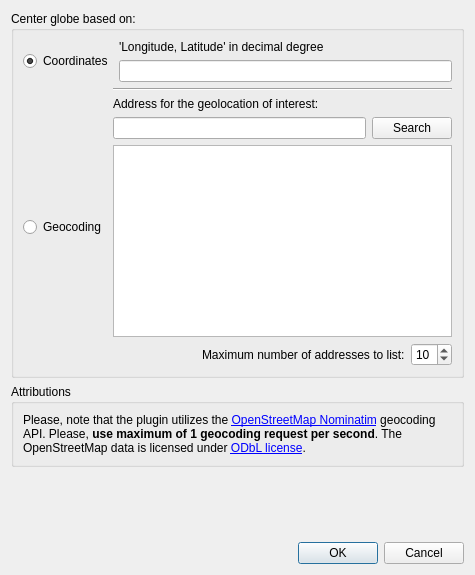
Above: globe_builder_dialog_base.ui from GispoCoding/GlobeBuilder before the change. Below: the same form after it.
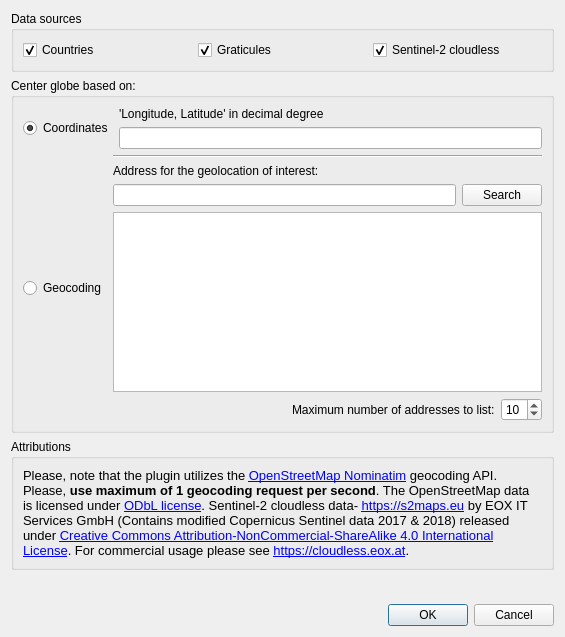
That is the form after the change. Icons and pictures are not drawn.

Commit message: Add new data sources: Graticules and Sentinel-2 cloudless

Patch:
```diff
--- a/globe_builder_dialog_base.ui
+++ b/globe_builder_dialog_base.ui
@@ -6,8 +6,8 @@
    <rect>
     <x>0</x>
     <y>0</y>
-    <width>475</width>
-    <height>575</height>
+    <width>565</width>
+    <height>637</height>
    </rect>
   </property>
   <property name="windowTitle">
@@ -15,10 +15,49 @@
   </property>
   <layout class="QVBoxLayout" name="verticalLayout_3">
    <item>
-    <layout class="QVBoxLayout" name="verticalLayoutMain" stretch="0,0,0">
+    <layout class="QVBoxLayout" name="verticalLayoutMain" stretch="0,0,0,0">
      <property name="sizeConstraint">
       <enum>QLayout::SetNoConstraint</enum>
      </property>
+     <item>
+      <widget class="QGroupBox" name="groupBox_3">
+       <property name="title">
+        <string>Data sources</string>
+       </property>
+       <layout class="QHBoxLayout" name="horizontalLayout_6">
+        <item>
+         <widget class="QCheckBox" name="checkBoxCountries">
+          <property name="text">
+           <string>Countries</string>
+          </property>
+          <property name="checked">
+           <bool>true</bool>
+          </property>
+         </widget>
+        </item>
+        <item>
+         <widget class="QCheckBox" name="checkBoxGraticules">
+          <property name="text">
+           <string>Graticules</string>
+          </property>
+          <property name="checked">
+           <bool>true</bool>
+          </property>
+         </widget>
+        </item>
+        <item>
+         <widget class="QCheckBox" name="checkBoxS2cloudless">
+          <property name="text">
+           <string>Sentinel-2 cloudless</string>
+          </property>
+          <property name="checked">
+           <bool>true</bool>
+          </property>
+         </widget>
+        </item>
+       </layout>
+      </widget>
+     </item>
      <item>
       <widget class="QGroupBox" name="groupBox_5">
        <property name="title">
@@ -170,11 +209,22 @@
         <item>
          <widget class="QLabel" name="label_5">
           <property name="text">
-           <string>&lt;html&gt;&lt;head/&gt;&lt;body&gt;&lt;p&gt;Please, note that the plugin utilizes the &lt;a href=&quot;https://wiki.openstreetmap.org/wiki/Nominatim&quot;&gt;&lt;span
-               style=&quot; text-decoration: underline; color:#0000ff;&quot;&gt;OpenStreetMap Nominatim&lt;/span&gt;&lt;/a&gt;
-               geocoding API. Please, &lt;span style=&quot; font-weight:600;&quot;&gt;use maximum of 1 geocoding request
-               per second&lt;/span&gt;. The OpenStreetMap data is licensed under &lt;a href=&quot;https://opendatacommons.org/licenses/odbl/&quot;&gt;&lt;span
-               style=&quot; text-decoration: underline; color:#0000ff;&quot;&gt;ODbL license&lt;/span&gt;&lt;/a&gt;.&lt;/p&gt;&lt;/body&gt;&lt;/html&gt;
+           <string>&lt;html&gt;&lt;head/&gt;&lt;body&gt;&lt;p&gt;&lt;span style=&quot; font-size:10pt;&quot;&gt;Please,
+            note that the plugin utilizes the &lt;/span&gt;&lt;a href=&quot;https://wiki.openstreetmap.org/wiki/Nominatim&quot;&gt;&lt;span
+            style=&quot; font-size:10pt; text-decoration: underline; color:#0000ff;&quot;&gt;OpenStreetMap Nominatim&lt;/span&gt;&lt;/a&gt;&lt;span
+            style=&quot; font-size:10pt;&quot;&gt; geocoding API. Please, &lt;/span&gt;&lt;span style=&quot;
+            font-size:10pt; font-weight:600;&quot;&gt;use maximum of 1 geocoding request per second&lt;/span&gt;&lt;span
+            style=&quot; font-size:10pt;&quot;&gt;. The OpenStreetMap data is licensed under &lt;/span&gt;&lt;a href=&quot;https://opendatacommons.org/licenses/odbl/&quot;&gt;&lt;span
+            style=&quot; font-size:10pt; text-decoration: underline; color:#0000ff;&quot;&gt;ODbL license&lt;/span&gt;&lt;/a&gt;&lt;span
+            style=&quot; font-size:10pt;&quot;&gt;. Sentinel-2 cloudless data- &lt;/span&gt;&lt;a href=&quot;https://s2maps.eu/&quot;&gt;&lt;span
+            style=&quot; font-size:10pt; text-decoration: underline; color:#0000ff;&quot;&gt;https://s2maps.eu&lt;/span&gt;&lt;/a&gt;&lt;span
+            style=&quot; font-size:10pt;&quot;&gt; by EOX IT Services GmbH (Contains modified Copernicus Sentinel data
+            2017 &amp;amp; 2018) released under &lt;/span&gt;&lt;a href=&quot;https://creativecommons.org/licenses/by-nc-sa/4.0/&quot;&gt;&lt;span
+            style=&quot; font-size:10pt; text-decoration: underline; color:#0000ff;&quot;&gt;Creative Commons
+            Attribution-NonCommercial-ShareAlike 4.0 International License&lt;/span&gt;&lt;/a&gt;&lt;span style=&quot;
+            font-size:10pt;&quot;&gt;. For commercial usage please see &lt;/span&gt;&lt;a href=&quot;https://cloudless.eox.at&quot;&gt;&lt;span
+            style=&quot; font-size:10pt; text-decoration: underline; color:#0000ff;&quot;&gt;https://cloudless.eox.at&lt;/span&gt;&lt;/a&gt;&lt;span
+            style=&quot; font-size:10pt;&quot;&gt;.&lt;/span&gt;&lt;/p&gt;&lt;/body&gt;&lt;/html&gt;
            </string>
           </property>
           <property name="wordWrap">
```
The commit also changes 7 other files.
